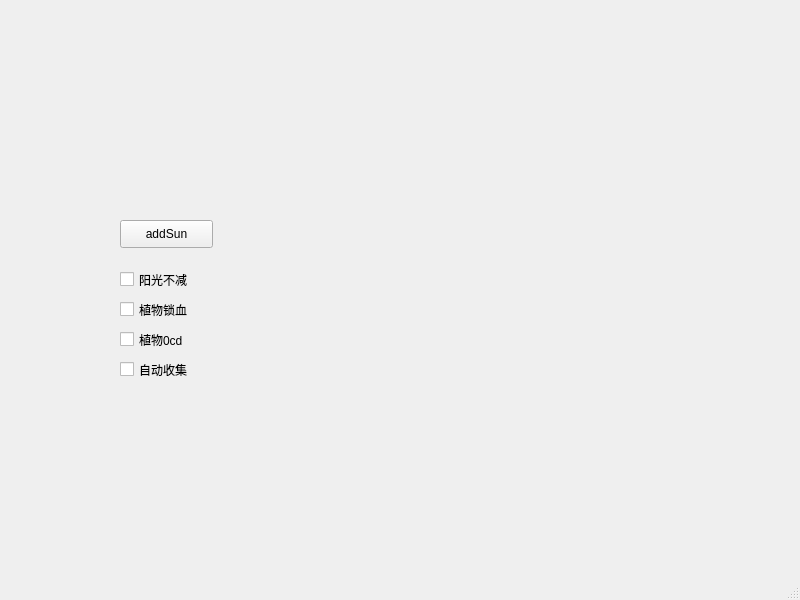
Old version of the form mainwindow.ui in the repository kira-yamatoo/chargePvz.
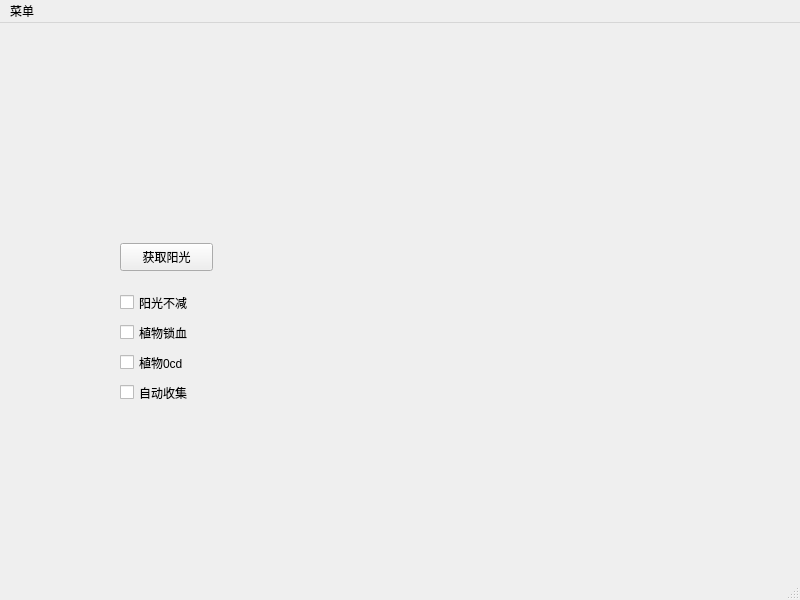
New version of the form.

```diff
--- a/mainwindow.ui
+++ b/mainwindow.ui
@@ -27,7 +27,7 @@
      </rect>
     </property>
     <property name="text">
-     <string>addSun</string>
+     <string>获取阳光</string>
     </property>
    </widget>
    <widget class="QCheckBox" name="sunNotDecreaseCheckBox">
@@ -92,6 +92,13 @@
      <height>26</height>
     </rect>
    </property>
+   <widget class="QMenu" name="menu">
+    <property name="title">
+     <string>菜单</string>
+    </property>
+    <addaction name="actionInit"/>
+   </widget>
+   <addaction name="menu"/>
   </widget>
   <widget class="QStatusBar" name="statusbar"/>
  </widget>
```
Left out of the diff: 5 changed lines with no effect on the pictures.
